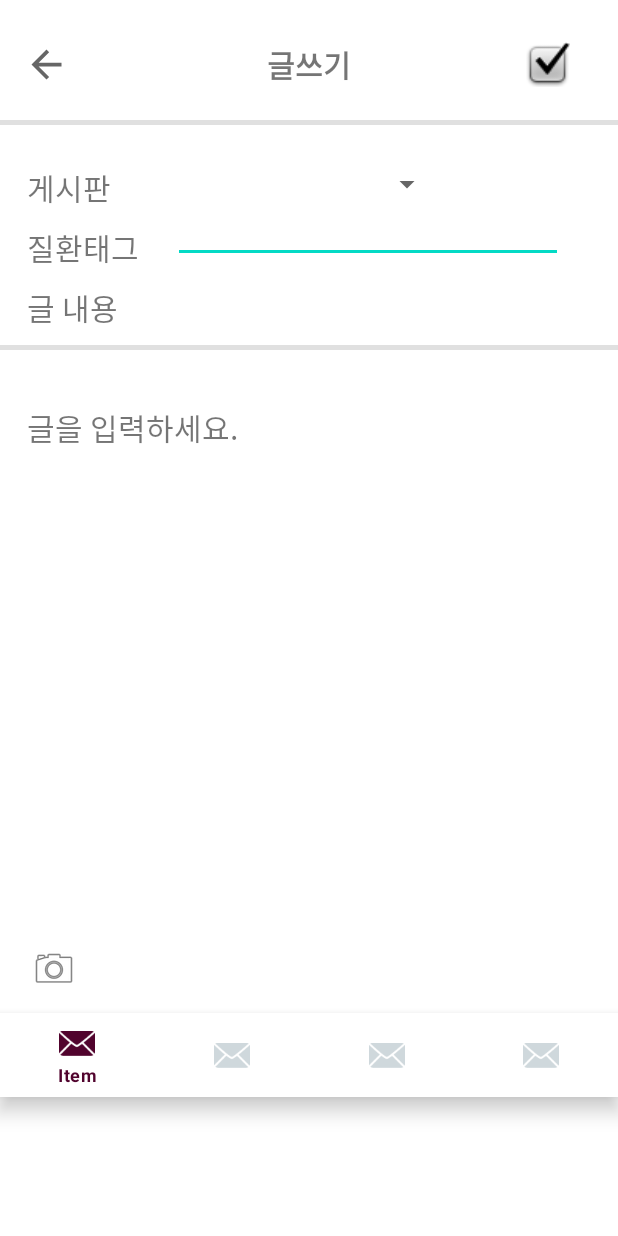
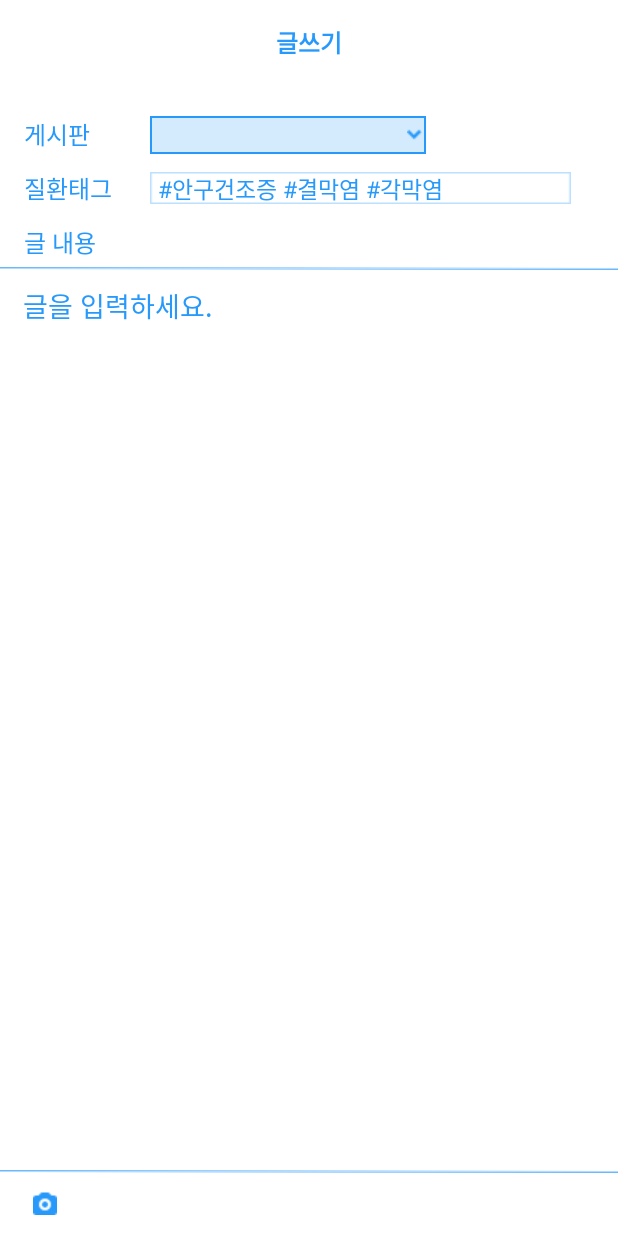
Before and after one commit to teamcadi/project-android-careapp, an Android app: the layout activity_writepage.xml on its own in the app's theme, with its tools: preview values and no code run, on a phone screen of 412 x 824 dp. Run offline under Robolectric (Android 15) with nearby library versions, the phone set to English and light mode, and no system bars.

Commit message:
Update: calendarActivity, WritepageActivity 수정 및 리소스 적용

```diff
--- a/app/src/main/AndroidManifest.xml
+++ b/app/src/main/AndroidManifest.xml
@@ -13,8 +13,8 @@
         android:supportsRtl="true"
         android:theme="@style/Theme.MyApaAndroid">
         <activity android:name=".activity.CalendarActivity"></activity>
+        <activity android:name=".activity.WritepageActivity" />
         <activity android:name=".activity.CommentActivity" />
-        <activity android:name=".activity.ReplyActivity" />
         <activity android:name=".activity.FeedActivity" />
         <activity android:name=".activity.ReportActivity" />
         <activity android:name=".activity.SearchActivity" />
--- a/app/src/main/java/kr/teamcadi/myapa/activity/ReportActivity.java
+++ b/app/src/main/java/kr/teamcadi/myapa/activity/ReportActivity.java
@@ -3,6 +3,7 @@ package kr.teamcadi.myapa.activity;
 import androidx.appcompat.app.AppCompatActivity;
 import androidx.appcompat.widget.Toolbar;
 
+import android.content.Intent;
 import android.os.Bundle;
 import android.view.Menu;
 import android.view.MenuInflater;
@@ -42,8 +43,8 @@ public class ReportActivity extends AppCompatActivity {
                 finish();
                 return true;
             }
-            case R.id.menu_calendar: {
-
+            case R.id.menu_calendar: { // 상단바 오른쪽의 캘린더 아이콘 눌렀을 때
+                startActivity(new Intent(ReportActivity.this, CalendarActivity.class)); // 캘린더 화면으로 이동
                 return true;
             }
         }
--- a/app/src/main/res/drawable/spinner_border.xml
+++ b/app/src/main/res/drawable/spinner_border.xml
@@ -3,24 +3,20 @@
     <item><layer-list>
         <item>
             <shape>
-
-
-                <padding
-                    android:bottom="21.375dp"
-                    android:right="18dp" />
+                <padding android:bottom="3dp" android:left="3dp" android:right="3dp" android:top="3dp" />
+                <solid
+                    android:color="#D4EBFE"/>
                 <stroke
                     android:width="1dp"
-                    android:color="#BCE0FD"/>
-
-
+                    android:color="#2699FB"/>
             </shape>
 
         </item>
 
-
         <item >
-            <bitmap android:gravity="bottom|right"
+            <bitmap android:gravity="right|center"
                 android:src="@drawable/down_arrow" />
         </item>
+
     </layer-list></item>
 </selector>
--- a/app/src/main/res/layout/activity_writepage.xml
+++ b/app/src/main/res/layout/activity_writepage.xml
@@ -4,122 +4,147 @@
     android:layout_height="match_parent"
     xmlns:app="http://schemas.android.com/apk/res-auto">
 
+    <!-- 상단바 -->
+    <androidx.appcompat.widget.Toolbar
+        android:id="@+id/toolbar"
+        android:layout_width="match_parent"
+        android:layout_height="wrap_content"
+        android:theme="@style/ToolbarTheme">
+
+        <!-- 상단바 타이틀 -->
+        <TextView
+            android:layout_width="wrap_content"
+            android:layout_height="wrap_content"
+            android:layout_gravity="center"
+            android:text="글쓰기"
+            android:textSize="16sp"
+            android:textStyle="bold"/>
+
+    </androidx.appcompat.widget.Toolbar>
+
+    <!-- 글 쓰는 부분 -->
     <ScrollView
         android:layout_width="match_parent"
-        android:layout_height="match_parent">
-
-        <LinearLayout
-            android:layout_width="match_parent"
-            android:layout_height="wrap_content"
-            android:orientation="vertical" >
+        android:layout_height="match_parent"
+        android:layout_above="@+id/iv_writepage_divider2"
+        android:layout_marginTop="60dp">
 
         <RelativeLayout
             android:layout_width="match_parent"
             android:layout_height="match_parent">
 
-                <ImageView
-                    android:id="@+id/iv_wp_arrow"
-                    android:layout_width="30dp"
-                    android:layout_height="30dp"
-                    android:layout_marginTop="28dp"
-                    android:layout_marginLeft="16dp"
-                    app:srcCompat="?attr/actionModeCloseDrawable" />
-
-                <TextView
-                    android:id="@+id/tv_wp_write"
-                    android:layout_width="wrap_content"
-                    android:layout_height="wrap_content"
-                    android:layout_marginTop="28dp"
-                    android:layout_centerHorizontal="true"
-                    android:text="글쓰기"
-                    android:textSize="20sp"
-                    android:textStyle="bold"/>
-
-                <ImageView
-                    android:id="@+id/iv_wp_check"
-                    android:layout_width="30dp"
-                    android:layout_height="30dp"
-                    android:layout_marginTop="28dp"
-                    android:layout_marginLeft="350dp"
-                    app:srcCompat="@android:drawable/checkbox_on_background" />
-
-                <View
-                    android:id="@+id/wp_divider1"
-                    android:layout_width="match_parent"
-                    android:layout_height="3dp"
-                    android:layout_marginTop="80dp"
-                    android:background="?android:attr/listDivider" />
-
+            <!-- 게시판 텍스트 -->
             <TextView
                 android:id="@+id/tv_wp_board"
                 android:layout_width="wrap_content"
                 android:layout_height="wrap_content"
-                    android:layout_marginTop="110dp"
-                    android:layout_marginLeft="18dp"
+                android:layout_marginTop="17dp"
+                android:layout_marginLeft="16dp"
                 android:text="게시판"
-                    android:textSize="20sp"/>
+                android:textSize="16sp"
+                android:textColor="#2699FB"/>
 
+            <!-- 진료과 선택 스피너 -->
             <Spinner
                 android:id="@+id/wp_spinner"
-                    android:layout_width="180dp"
+                android:layout_width="match_parent"
                 android:layout_height="25dp"
-                    android:layout_marginTop="110dp"
-                    android:layout_marginLeft="115dp"/>
+                android:layout_marginTop="17dp"
+                android:layout_marginLeft="100dp"
+                android:layout_marginRight="128dp"
+                android:background="@drawable/spinner_border" />
 
+            <!-- 질환태그 텍스트 -->
             <TextView
                 android:id="@+id/tv_wp_tag"
                 android:layout_width="wrap_content"
                 android:layout_height="wrap_content"
-                    android:layout_marginTop="150dp"
-                    android:layout_marginLeft="18dp"
+                android:layout_below="@+id/tv_wp_board"
+                android:layout_marginTop="12dp"
+                android:layout_marginLeft="16dp"
                 android:text="질환태그"
-                    android:textSize="20dp"/>
+                android:textSize="16sp"
+                android:textColor="#2699FB"/>
 
+            <!-- 해시태그 입력창 이미지 -->
+            <ImageView
+                android:layout_width="match_parent"
+                android:layout_height="wrap_content"
+                android:layout_marginLeft="100dp"
+                android:layout_marginRight="31dp"
+                android:layout_below="@+id/wp_spinner"
+                android:layout_marginTop="12dp"
+                android:background="@drawable/iv_writepage_hashtag"/>
+
+            <!-- 해시태그 입력창 -->
             <EditText
-                    android:id="@+id/ed_wp_tag"
-                    android:layout_width="260dp"
-                    android:layout_height="25dp"
-                    android:layout_marginTop="150dp"
-                    android:layout_marginLeft="115dp" />
+                android:layout_width="match_parent"
+                android:layout_height="wrap_content"
+                android:layout_below="@+id/wp_spinner"
+                android:layout_marginTop="11.5dp"
+                android:layout_marginLeft="105dp"
+                android:layout_marginRight="36dp"
+                android:hint="#안구건조증 #결막염 #각막염"
+                android:textSize="15sp"
+                android:textColor="#2699FB"
+                android:textColorHint="#2699FB"
+                android:background="@null"/>
 
+            <!-- 글 내용 텍스트 -->
             <TextView
                 android:id="@+id/tv_wp_content"
                 android:layout_width="wrap_content"
                 android:layout_height="wrap_content"
-                    android:layout_marginTop="190dp"
-                    android:layout_marginLeft="18dp"
+                android:layout_below="@+id/tv_wp_tag"
+                android:layout_marginTop="12dp"
+                android:layout_marginLeft="16dp"
                 android:text="글 내용"
-                    android:textSize="20dp"/>
+                android:textSize="16sp"
+                android:textColor="#2699FB"/>
 
-                <View
-                    android:id="@+id/wp_divider2"
+            <!-- 구분선1 -->
+            <ImageView
+                android:id="@+id/iv_writepage_divider1"
                 android:layout_width="match_parent"
-                    android:layout_height="3dp"
-                    android:layout_marginTop="230dp"
-                    android:background="?android:attr/listDivider" />
+                android:layout_height="wrap_content"
+                android:layout_marginTop="118dp"
+                android:background="@drawable/iv_writepage_divider"/>
 
-                <TextView
-                    android:id="@+id/tv_wp_input"
+            <!-- 글 내용 입력칸 -->
+            <EditText
+                android:layout_width="match_parent"
+                android:layout_height="wrap_content"
+                android:layout_below="@+id/iv_writepage_divider1"
+                android:layout_marginTop="10dp"
+                android:layout_marginLeft="15dp"
+                android:layout_marginRight="15dp"
+                android:hint="글을 입력하세요."
+                android:textColorHint="#2699FB"
+                android:background="@null"/>
+
+        </RelativeLayout>
+
+    </ScrollView>
+
+    <!-- 구분선2 -->
+    <ImageView
+        android:id="@+id/iv_writepage_divider2"
+        android:layout_width="match_parent"
+        android:layout_height="wrap_content"
+        android:layout_alignParentBottom="true"
+        android:layout_marginBottom="42dp"
+        android:background="@drawable/iv_writepage_divider"/>
+
+    <!-- 카메라 촬영 버튼 -->
+    <ImageButton
         android:layout_width="wrap_content"
         android:layout_height="wrap_content"
-                    android:layout_marginTop="270dp"
-                    android:layout_marginLeft="18dp"
-                    android:text="글을 입력하세요."
-                    android:textSize="20dp"/>
+        android:layout_alignParentBottom="true"
+        android:layout_marginBottom="14dp"
+        android:layout_marginLeft="22dp"
+        android:background="@drawable/iv_writepage_camera"/>
 
-                <ImageView
-                    android:id="@+id/iv_wp_camera"
-                    android:layout_width="wrap_content"
-                    android:layout_height="wrap_content"
-                    android:layout_marginTop="630dp"
-                    android:layout_marginLeft="20dp"
-                    app:srcCompat="@android:drawable/ic_menu_camera" />
-
-
-            </RelativeLayout>
-        </LinearLayout>
-    </ScrollView>
-
+    <!--
     <com.google.android.material.bottomnavigation.BottomNavigationView
         android:id="@+id/nv_bottom"
         android:layout_width="match_parent"
@@ -128,6 +153,6 @@
         app:itemBackground="@color/design_default_color_on_primary"
         app:itemIconTint="@drawable/item_color"
         app:itemTextColor="@drawable/item_color"
-        app:menu="@menu/menu_bottom"/>
+        app:menu="@menu/menu_bottom"/>-->
 
 </RelativeLayout>
```
Also changed, not shown: app/src/main/java/kr/teamcadi/myapa/activity/CalendarActivity.java (+20 -0 lines), app/src/main/java/kr/teamcadi/myapa/activity/ReplyActivity.java (deleted, +0 -38 lines), app/src/main/java/kr/teamcadi/myapa/activity/WritepageActivity.java (added, +65 -0 lines), app/src/main/java/kr/teamcadi/myapa/fragment_medicial/EyeFragment.java (+17 -2 lines), app/src/main/res/layout/activity_calendar.xml (+16 -23 lines), app/src/main/res/layout/activity_reply.xml (deleted, +0 -140 lines), app/src/main/res/layout/spinner_writepage.xml (added, +7 -0 lines), app/src/main/res/menu/writepage_menu.xml (added, +12 -0 lines), app/src/main/res/drawable/item_writepage_menu.png (added), app/src/main/res/drawable/iv_writepage_camera.png (added), app/src/main/res/drawable/iv_writepage_divider.png (added), app/src/main/res/drawable/iv_writepage_hashtag.png (added), app/src/main/res/drawable/profile.png (deleted). Lines whose indentation alone changed are shown as unchanged.
